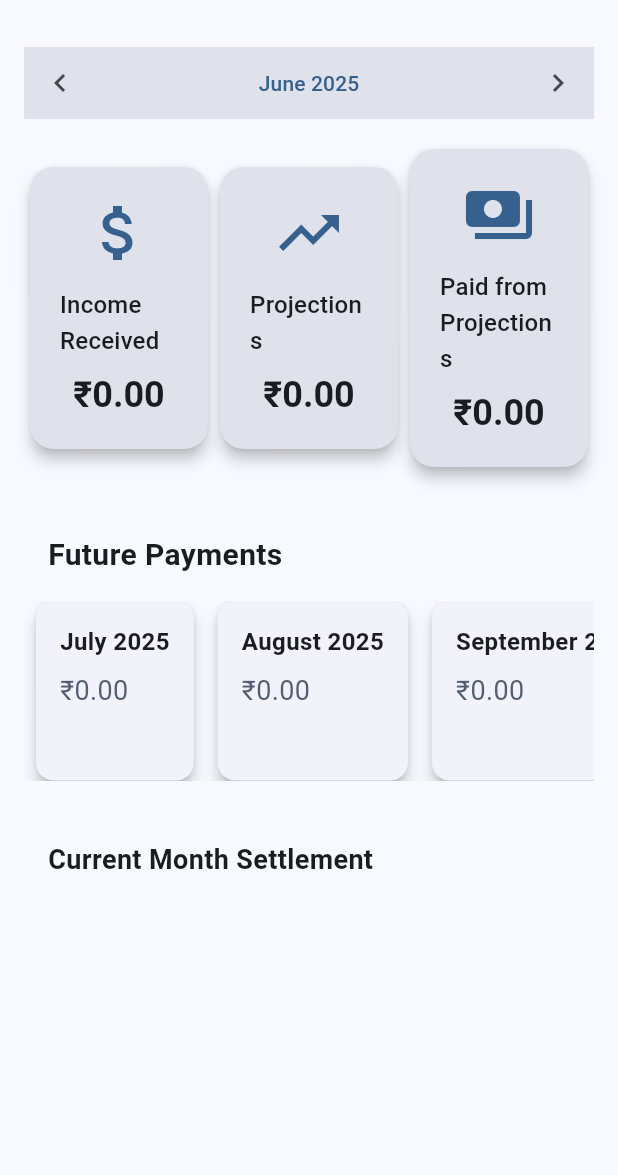
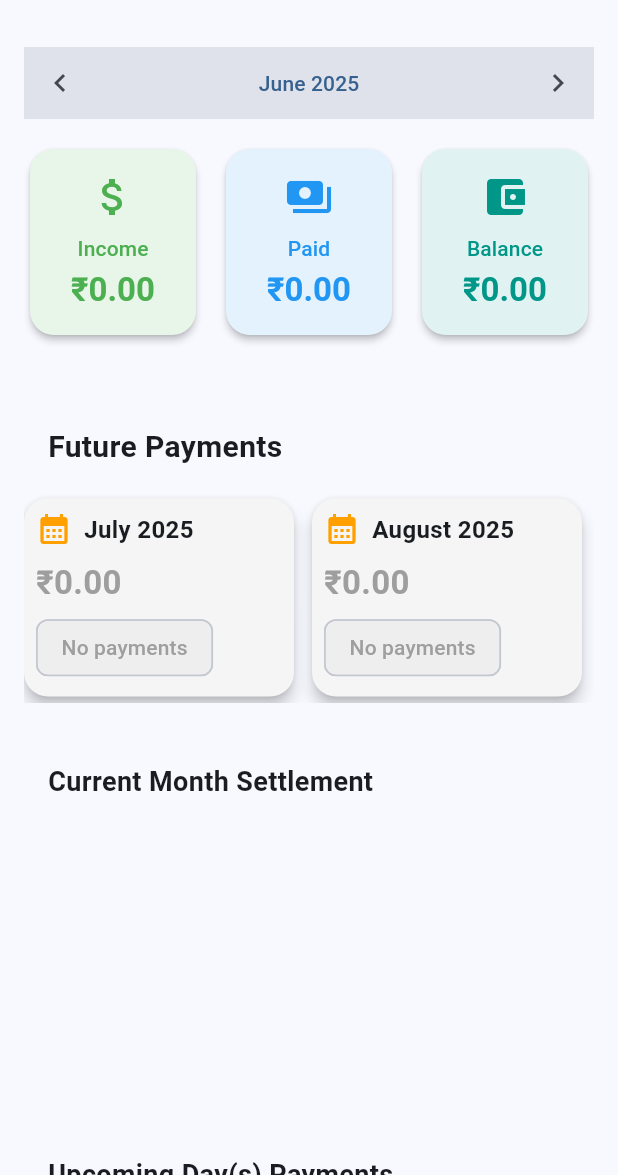
Before and after one commit to rajkumarmanislearning/ExpenseTracker, a Flutter app: the screen it shows after launch, on a phone screen of 412 x 824 dp, the part 61-1236 px from its top. Run offline on Flutter 3.47's test engine with Material 3 defaults, Android fonts, the phone set to English and light mode, and no system bars; our stand-ins replace sqflite, sqflite_common_ffi; accounts and stored records are empty.

Commit message:
Patched and push

```diff
--- a/lib/screens/dashboard/dashboard_screen.dart
+++ b/lib/screens/dashboard/dashboard_screen.dart
@@ -97,6 +97,7 @@ class _DashboardScreenState extends State<DashboardScreen> {
     if (_loading) {
       return const Center(child: CircularProgressIndicator());
     }
+    // --- Modernized Dashboard Layout ---
     return Scaffold(
       appBar: AppBar(
         title: const Text('Dashboard', style: TextStyle(fontSize: 20, fontWeight: FontWeight.bold)),
@@ -144,7 +145,10 @@ class _DashboardScreenState extends State<DashboardScreen> {
                 },
               ),
               const SizedBox(height: 16),
-              _buildDashboardCards(),
+              // Remove summary bar and use a card view for summary
+              _buildSummaryCardView(context),
+              const SizedBox(height: 16),
+              // _buildDashboardCards(), // Removed as per user request
               const SizedBox(height: 24),
               _buildFuturePaymentsSection(),
               const SizedBox(height: 24),
@@ -158,76 +162,78 @@ class _DashboardScreenState extends State<DashboardScreen> {
     );
   }
 
-  Widget _buildDashboardCards() {
+  // Replace summary bar with a card view for summary
+  Widget _buildSummaryCardView(BuildContext context) {
+    final balance = _incomeProjected - _projectionsPaid;
     return Row(
       mainAxisAlignment: MainAxisAlignment.spaceEvenly,
       children: [
         Expanded(
-          child: _buildDashboardCard(
-            icon: Icons.attach_money,
-            title: 'Income Received',
-            value: '₹${_incomeProjected.toStringAsFixed(2)}',
-            onTap: () {
-              Navigator.pushNamed(context, '/income');
-            },
-          ),
-        ),
-        Expanded(
-          child: _buildDashboardCard(
-            icon: Icons.trending_up,
-            title: 'Projections',
-            value: '₹${_projectionsProjected.toStringAsFixed(2)}',
-            onTap: () {
-              Navigator.pushNamed(context, '/projections');
-            },
-          ),
-        ),
-        Expanded(
-          child: _buildDashboardCard(
-            icon: Icons.payments,
-            title: 'Paid from Projections',
-            value: '₹${_projectionsPaid.toStringAsFixed(2)}',
-            onTap: () {},
-          ),
-        ),
-      ],
-    );
-  }
-
-  Widget _buildDashboardCard({
-    required IconData icon,
-    required String title,
-    required String value,
-    required VoidCallback onTap,
-  }) {
-    final iconColor = Theme.of(context).colorScheme.primary;
-    return Card(
-      elevation: 4,
+          child: GestureDetector(
+            onTap: () => Navigator.pushNamed(context, '/income'),
+            child: Card(
+              elevation: 2,
               shape: RoundedRectangleBorder(borderRadius: BorderRadius.circular(16)),
-      color: Theme.of(context).colorScheme.surfaceVariant,
-      child: InkWell(
-        onTap: onTap,
-        borderRadius: BorderRadius.circular(16),
+              color: Colors.green[50],
               child: Padding(
-          padding: const EdgeInsets.all(20.0),
+                padding: const EdgeInsets.symmetric(vertical: 16, horizontal: 8),
                 child: Column(
-            mainAxisAlignment: MainAxisAlignment.center,
                   children: [
-              Icon(icon, size: 48, color: iconColor),
-              const SizedBox(height: 12),
-              Text(
-                title,
-                style: Theme.of(context).textTheme.titleMedium,
-              ),
+                    Icon(Icons.attach_money, color: Colors.green, size: 32),
                     const SizedBox(height: 8),
-              Text(
-                value,
-                style: Theme.of(context).textTheme.headlineSmall?.copyWith(fontWeight: FontWeight.bold),
-              ),
+                    Text('Income', style: Theme.of(context).textTheme.labelLarge?.copyWith(color: Colors.green)),
+                    const SizedBox(height: 4),
+                    Text('₹${_incomeProjected.toStringAsFixed(2)}', style: Theme.of(context).textTheme.titleLarge?.copyWith(fontWeight: FontWeight.bold, color: Colors.green)),
                   ],
                 ),
               ),
             ),
+          ),
+        ),
+        const SizedBox(width: 12),
+        Expanded(
+          child: GestureDetector(
+            onTap: () => Navigator.pushNamed(context, '/projections'),
+            child: Card(
+              elevation: 2,
+              shape: RoundedRectangleBorder(borderRadius: BorderRadius.circular(16)),
+              color: Colors.blue[50],
+              child: Padding(
+                padding: const EdgeInsets.symmetric(vertical: 16, horizontal: 8),
+                child: Column(
+                  children: [
+                    Icon(Icons.payments, color: Colors.blue, size: 32),
+                    const SizedBox(height: 8),
+                    Text('Paid', style: Theme.of(context).textTheme.labelLarge?.copyWith(color: Colors.blue)),
+                    const SizedBox(height: 4),
+                    Text('₹${_projectionsPaid.toStringAsFixed(2)}', style: Theme.of(context).textTheme.titleLarge?.copyWith(fontWeight: FontWeight.bold, color: Colors.blue)),
+                  ],
+                ),
+              ),
+            ),
+          ),
+        ),
+        const SizedBox(width: 12),
+        Expanded(
+          child: Card(
+            elevation: 2,
+            shape: RoundedRectangleBorder(borderRadius: BorderRadius.circular(16)),
+            color: balance >= 0 ? Colors.teal[50] : Colors.red[50],
+            child: Padding(
+              padding: const EdgeInsets.symmetric(vertical: 16, horizontal: 8),
+              child: Column(
+                children: [
+                  Icon(Icons.account_balance_wallet, color: balance >= 0 ? Colors.teal : Colors.red, size: 32),
+                  const SizedBox(height: 8),
+                  Text('Balance', style: Theme.of(context).textTheme.labelLarge?.copyWith(color: balance >= 0 ? Colors.teal : Colors.red)),
+                  const SizedBox(height: 4),
+                  Text('₹${balance.toStringAsFixed(2)}', style: Theme.of(context).textTheme.titleLarge?.copyWith(fontWeight: FontWeight.bold, color: balance >= 0 ? Colors.teal : Colors.red)),
+                ],
+              ),
+            ),
+          ),
+        ),
+      ],
     );
   }
 
@@ -243,31 +249,75 @@ class _DashboardScreenState extends State<DashboardScreen> {
           ),
         ),
         SizedBox(
-          height: 120,
-          child: ListView.builder(
+          height: 140,
+          child: _futureProjections.isEmpty
+              ? Center(
+                  child: Column(
+                    mainAxisAlignment: MainAxisAlignment.center,
+                    children: [
+                      Icon(Icons.event_busy, size: 48, color: Colors.grey[400]),
+                      const SizedBox(height: 8),
+                      Text('No future payments found', style: TextStyle(color: Colors.grey[600])),
+                    ],
+                  ),
+                )
+              : ListView.separated(
                   scrollDirection: Axis.horizontal,
                   itemCount: _futureProjections.length,
+                  separatorBuilder: (context, index) => const SizedBox(width: 12),
                   itemBuilder: (context, index) {
                     final data = _futureProjections[index];
+                    final value = data['value'] as double;
+                    final isZero = value == 0.0;
                     return Card(
                       elevation: 4,
                       shape: RoundedRectangleBorder(
-                  borderRadius: BorderRadius.circular(12),
+                        borderRadius: BorderRadius.circular(16),
                       ),
-                margin: const EdgeInsets.symmetric(horizontal: 8),
-                child: Padding(
-                  padding: const EdgeInsets.all(16.0),
+                      color: isZero ? Colors.grey[100] : Colors.amber[50],
+                      margin: const EdgeInsets.symmetric(vertical: 4),
+                      child: Container(
+                        width: 180,
+                        constraints: const BoxConstraints(minHeight: 100, maxHeight: 120), // Constrain height
+                        padding: const EdgeInsets.all(8.0), // Slightly reduce padding
                         child: Column(
                           crossAxisAlignment: CrossAxisAlignment.start,
+                          mainAxisAlignment: MainAxisAlignment.center,
+                          mainAxisSize: MainAxisSize.min,
                           children: [
-                      Text(
+                            Row(
+                              children: [
+                                Icon(Icons.calendar_month, color: Colors.amber[700]),
+                                const SizedBox(width: 8),
+                                Expanded(
+                                  child: Text(
                                     data['month'],
                                     style: const TextStyle(fontSize: 16, fontWeight: FontWeight.bold),
+                                    overflow: TextOverflow.ellipsis,
+                                  ),
+                                ),
+                              ],
                             ),
                             const SizedBox(height: 8),
                             Text(
-                        '₹${(data['value'] as double).toStringAsFixed(2)}',
-                        style: TextStyle(fontSize: 18, color: Theme.of(context).colorScheme.secondary),
+                              '₹${value.toStringAsFixed(2)}',
+                              style: TextStyle(
+                                fontSize: 22,
+                                fontWeight: FontWeight.bold,
+                                color: isZero ? Colors.grey : Colors.amber[900],
+                              ),
+                            ),
+                            const SizedBox(height: 4),
+                            isZero
+                                ? Chip(
+                                    label: const Text('No payments'),
+                                    backgroundColor: Colors.grey[200],
+                                    labelStyle: const TextStyle(color: Colors.grey),
+                                  )
+                                : Chip(
+                                    label: const Text('Upcoming'),
+                                    backgroundColor: Colors.amber[100],
+                                    labelStyle: const TextStyle(color: Colors.amber),
                                   ),
                           ],
                         ),
```
Also changed, not shown: 1 other file. Lines whose indentation alone changed are shown as unchanged.
